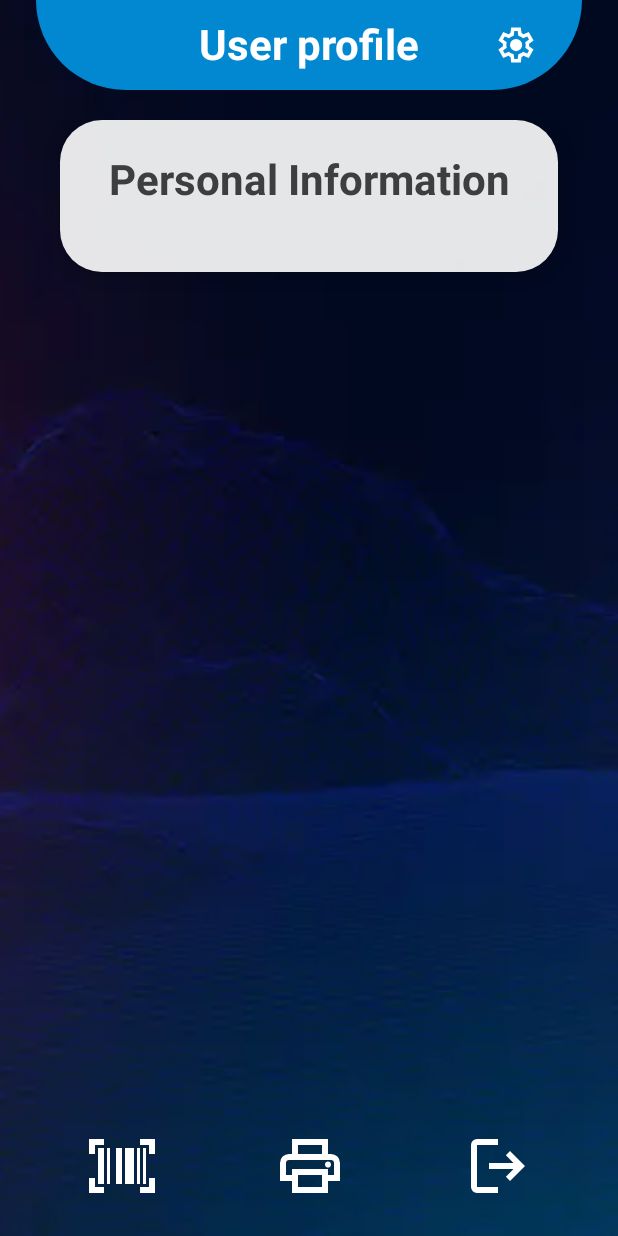
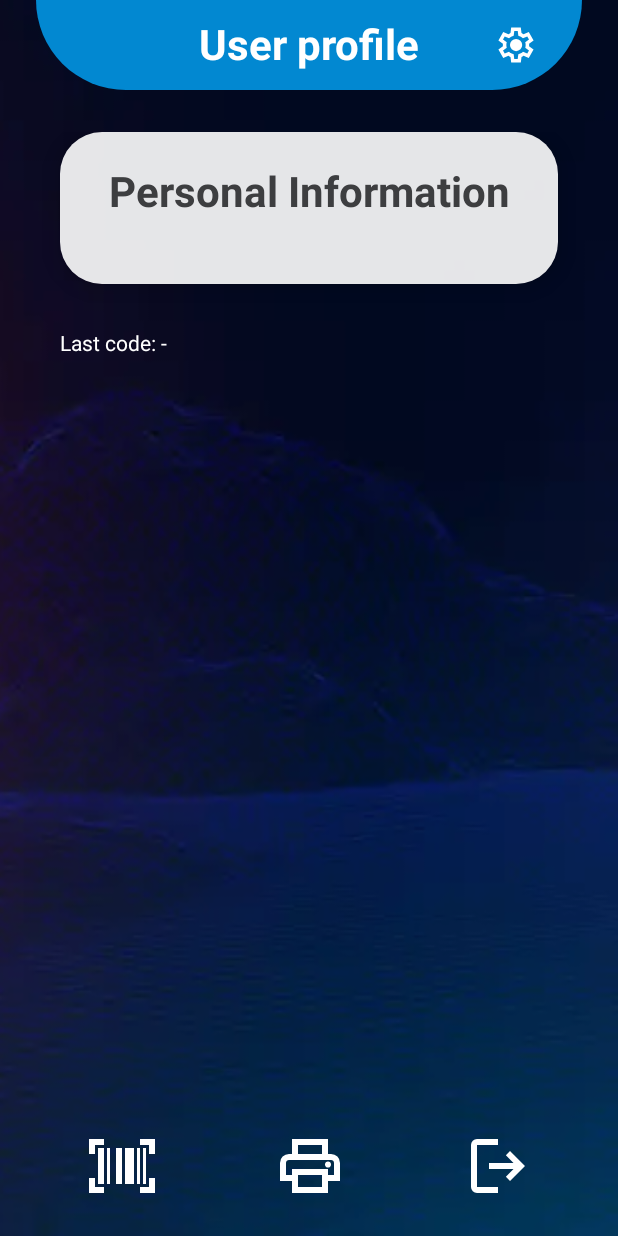
Before and after one commit to alexpascu-dev/user-profile-android, an Android app built with Jetpack Compose: the @Preview function UserInfoPreview, on a phone screen of 412 x 824 dp. Run offline under Robolectric (Android 15) with nearby library versions, the phone set to English and light mode, and no system bars; libraries missing offline, so code that uses them is left out: com.google.mlkit.vision.

Commit message:
Add dual barcode scanning: Zebra MC3300 (DataWedge) + mobile camera (ML Kit)

```diff
--- a/app/build.gradle.kts
+++ b/app/build.gradle.kts
@@ -10,7 +10,7 @@ android {
 
     defaultConfig {
         applicationId = "com.example.myprofile"
-        minSdk = 24
+        minSdk = 26
         targetSdk = 36
         versionCode = 1
         versionName = "1.0"
--- a/app/src/main/java/com/example/myprofile/UserInfoScreen.kt
+++ b/app/src/main/java/com/example/myprofile/UserInfoScreen.kt
@@ -1,5 +1,6 @@
 package com.example.myprofile
 
+import android.util.Log
 import androidx.compose.foundation.Image
 import androidx.compose.foundation.background
 import androidx.compose.foundation.layout.Arrangement
@@ -67,7 +68,10 @@ import com.example.myprofile.ui.responsive.UiMetrics
 import androidx.compose.ui.platform.LocalContext
 import android.widget.Toast
 import androidx.compose.foundation.layout.size
-import com.example.myprofile.ui.components.BarcodeScanner
+import androidx.compose.runtime.DisposableEffect
+import com.example.myprofile.ui.components.BarcodeScanHelper
+import com.example.myprofile.ui.components.BarcodeScanMobile
+import com.example.myprofile.ui.components.hasDataWedge
 import com.example.myprofile.ui.components.SettingsWheelButton
 
 @Preview(showSystemUi = true)
@@ -78,7 +82,6 @@ fun UserInfoPreview() {
         onLogout = {}
     )
 }
-
 @Composable
 fun UserInfoScreen(
     navController: NavHostController,
@@ -86,32 +89,86 @@ fun UserInfoScreen(
 ) {
     WithUiMetrics { m ->
         var editMode by remember { mutableStateOf(false) }
+
         val context = LocalContext.current
-        val barcodeScanner = remember { BarcodeScanner(context) }
+        val scannedCode = remember { mutableStateOf<String?>(null) }
+
+        // Detect if we have a ZEBRA Scanner
+        val useDataWedge = remember { hasDataWedge(context) }
+
+
+        // Initialize BarcodeScanHelper
+        val zebraHelper = remember {
+            BarcodeScanHelper(
+                context,
+                object : BarcodeScanHelper.BarcodeScanListener {
+                    override fun onBarcodeScanned(data: String) {
+                        scannedCode.value = data
+                        Log.d("SCANNED_CODE", "Scanned code: $data")
+                        Toast.makeText(context, "Scanned: $data", Toast.LENGTH_SHORT).show()
+                    }
+
+                    override fun onError(error: String) {
+                        Toast.makeText(context, "Scan error: $error", Toast.LENGTH_SHORT).show()
+                    }
+                }
+            )
+        }
+
+        val mlKit = remember { BarcodeScanMobile(context) }
+
+        // Register/unregister receiver
+        DisposableEffect(useDataWedge) {
+            if (useDataWedge) {
+                zebraHelper.registerReceiver()
+            }
+            onDispose {
+                if (useDataWedge) {
+                    zebraHelper.unregisterReceiver()
+                }
+            }
+        }
+
+        val onScanClick: () -> Unit = remember(useDataWedge) {
+            {
+                if (useDataWedge) {
+                    // Zebra: trigger hardware scan
+                    zebraHelper.triggerScan()
+                } else {
+                    // Telefon: ML Kit camera
+                    mlKit.ensureInstalled(
+                        onReady = {
+                            mlKit.startScan(
+                                onResult = { code ->
+                                    if (!code.isNullOrBlank()) {
+                                        scannedCode.value = code
+                                        Log.d("SCANNED_CODE", "Cod scanat (Camera): $code")
+                                        Toast.makeText(context, "Scanned: $code", Toast.LENGTH_SHORT).show()
+                                    }
+                                },
+                                onCancel = {
+                                    // opțional
+                                    Log.d("SCANNED_CODE", "Scan anulat")
+                                },
+                                onError = { e ->
+                                    Toast.makeText(context, "Scan error: ${e.message}", Toast.LENGTH_SHORT).show()
+                                }
+                            )
+                        },
+                        onError = { e ->
+                            Toast.makeText(context, "Module install failed: ${e.message}", Toast.LENGTH_SHORT).show()
+                        }
+                    )
+                }
+            }
+        }
 
         Scaffold(
             bottomBar = {
                 if (!editMode) {
                     BottomActionButtons(
                         m = m,
-                        onScan = {
-                            barcodeScanner.ensureInstalled(
-                                onReady = {
-                                    barcodeScanner.startScan(
-                                        onResult = { code ->
-                                            Toast.makeText(context, "Scanned: $code", Toast.LENGTH_SHORT).show()
-                                            },
-                                        onCancel = {},
-                                        onError = { e ->
-                                            Toast.makeText(context, "Scan error: ${e.message}", Toast.LENGTH_SHORT).show()
-                                        }
-                                    )
-                                },
-                                onError = { e ->
-                                    Toast.makeText(context, "Install failed: ${e.message}", Toast.LENGTH_SHORT).show()
-                                }
-                            )
-                        },
+                        onScan = onScanClick,
                         onPrint = { /* TODO */ },
                         onLogout = onLogout,
                     )
@@ -120,16 +177,19 @@ fun UserInfoScreen(
         ) { innerPadding ->
             Box(Modifier.fillMaxSize()) {
                 UserInfoBackground(contentPadding = m.outerPadding) {
+
                     Column(
-                        Modifier
+                        modifier = Modifier
                             .fillMaxSize()
-                            .padding(innerPadding)
+                            .padding(innerPadding),
                     ) {
                         UserInfoHeader(
                             m = m,
                             onSettings = { }
                         )
+
                         Spacer(Modifier.height(m.spacerHeaderCard))
+                        Spacer(Modifier.height(8.dp))
 
                         Column(
                             Modifier
@@ -143,6 +203,15 @@ fun UserInfoScreen(
                                 onEditModeChange = { editMode = it },
                                 onLogout = onLogout
                             )
+
+                            // Show last scanned code
+                            Text(
+                                text = "Last code: ${scannedCode.value ?: "-"}",
+                                color = Color.White,
+                                modifier = Modifier
+                                    .padding(horizontal = 16.dp, vertical = 8.dp)
+                            )
+
                             Spacer(Modifier.height(8.dp))
                         }
                     }
--- a/app/src/main/java/com/example/myprofile/ui/components/BarcodeScanner.kt
+++ b/app/src/main/java/com/example/myprofile/ui/components/BarcodeScanMobile.kt
@@ -9,7 +9,7 @@ import com.google.mlkit.vision.codescanner.GmsBarcodeScanner
 import com.google.mlkit.vision.codescanner.GmsBarcodeScannerOptions
 import com.google.mlkit.vision.codescanner.GmsBarcodeScanning
 
-class BarcodeScanner(private val context: Context) {
+class BarcodeScanMobile(private val context: Context) {
 
     private val options = GmsBarcodeScannerOptions.Builder()
         .setBarcodeFormats(
--- /dev/null
+++ b/app/src/main/java/com/example/myprofile/ui/components/DeviceCapabilities.kt
@@ -0,0 +1,22 @@
+package com.example.myprofile.ui.components
+
+import android.content.Context
+import android.os.Build
+import android.content.pm.PackageManager
+
+fun hasDataWedge(context: Context): Boolean {
+    return try {
+        if (Build.VERSION.SDK_INT >= Build.VERSION_CODES.TIRAMISU) {
+            context.packageManager.getPackageInfo(
+                "com.symbol.datawedge",
+                PackageManager.PackageInfoFlags.of(0)
+            )
+        } else {
+            @Suppress("DEPRECATION")
+            context.packageManager.getPackageInfo("com.symbol.datawedge", 0)
+        }
+        true
+    } catch (_: Exception) {
+        false
+    }
+}
--- a/app/src/main/res/values/strings.xml
+++ b/app/src/main/res/values/strings.xml
@@ -38,5 +38,10 @@
     <!--    Edit profile button-->
     <string name="edit_btn">Edit profile</string>
 
+    <!--    Zebra-->
+    <string name="activity_intent_filter_action">com.zebra.barcode-scan.ACTION</string>
+    <string name="datawedge_intent_key_data">com.symbol.datawedge.data_string</string>
+    <string name="datawedge_intent_action">com.symbol.datawedge.api.ACTION</string>
+    <string name="datawedge_intent_trigger">com.symbol.datawedge.api.SOFT_SCAN_TRIGGER</string>
 
 </resources>
```
Also changed, not shown: app/src/main/AndroidManifest.xml (+6 -2 lines), app/src/main/java/com/example/myprofile/ui/components/BarcodeScanHelper.java (added, +124 -0 lines).
